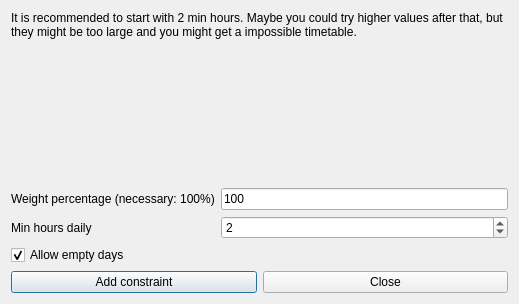
Old version of the form fet/src/interface/addconstraintteachersminhoursdailyrealdaysform_template.ui in the repository vonmecheln/fet.
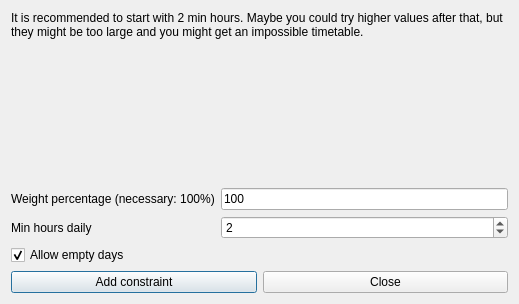
New version of the form.

Diff of the .ui file:
```diff
--- a/fet/src/interface/addconstraintteachersminhoursdailyrealdaysform_template.ui
+++ b/fet/src/interface/addconstraintteachersminhoursdailyrealdaysform_template.ui
@@ -29,7 +29,7 @@
       <enum>QFrame::Plain</enum>
      </property>
      <property name="text">
-      <string>It is recommended to start with 2 min hours. Maybe you could try higher values after that, but they might be too large and you might get a impossible timetable.</string>
+      <string>It is recommended to start with 2 min hours. Maybe you could try higher values after that, but they might be too large and you might get an impossible timetable.</string>
      </property>
      <property name="wordWrap">
       <bool>true</bool>
```
